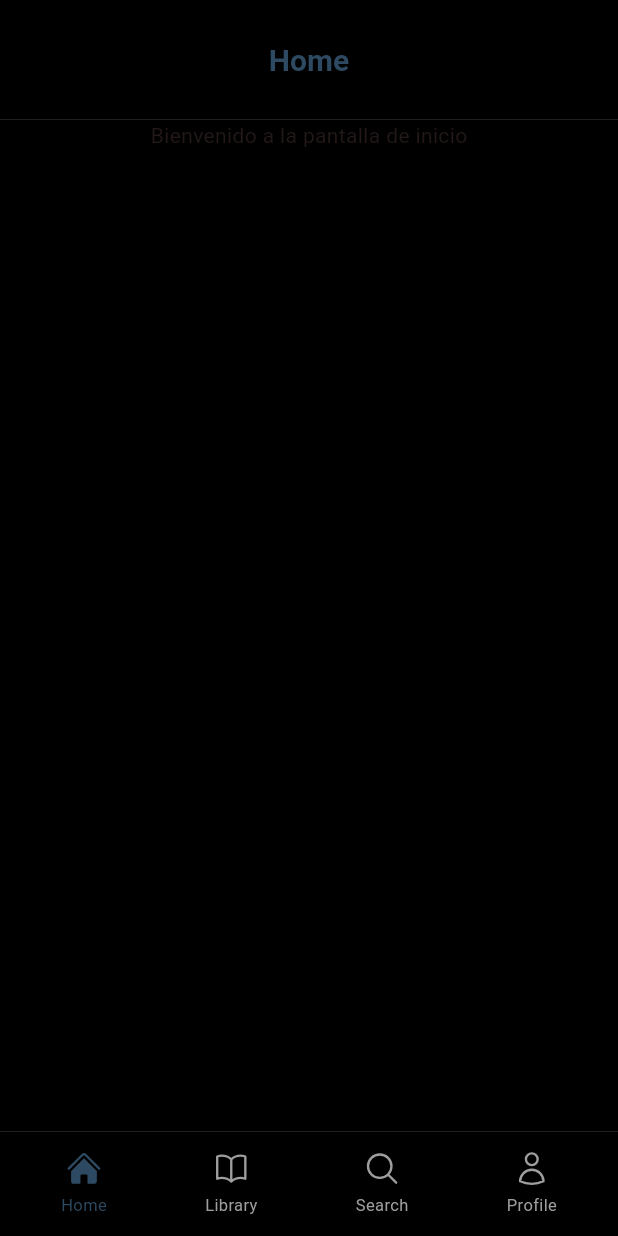
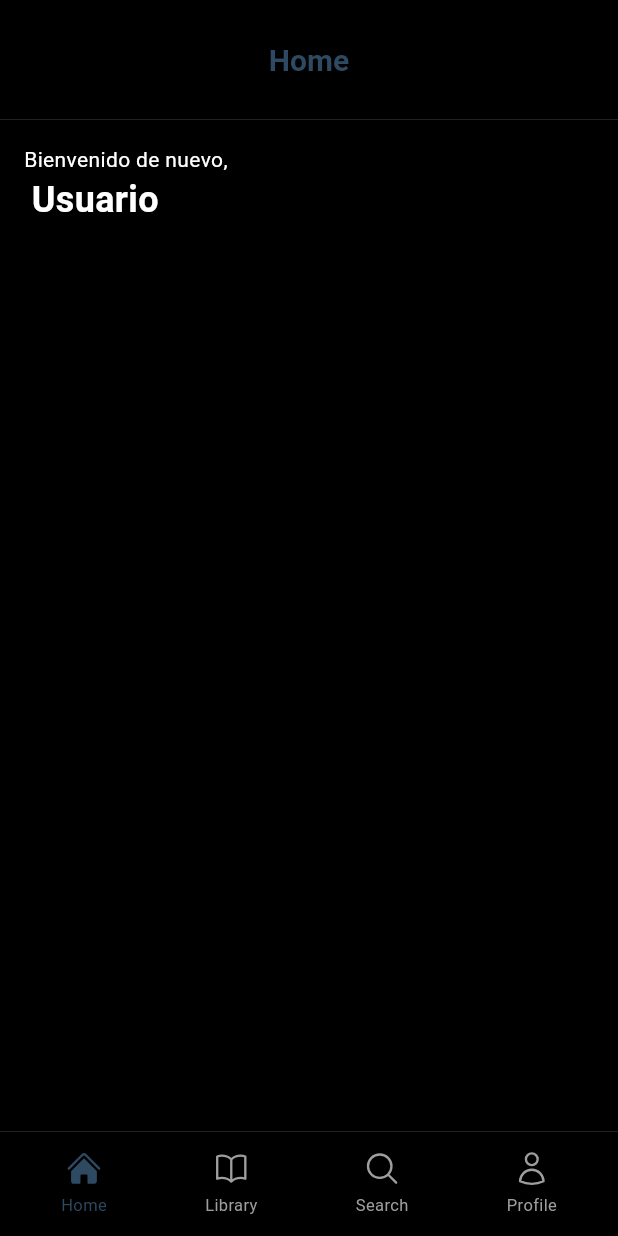
Before and after one commit to JoaquinRouge/Proyecto-TP3, a Flutter app: the HomeScreen screen opened by its route, on a phone screen of 412 x 824 dp. Run offline on Flutter 3.47's test engine with Material 3 defaults, Android fonts, the light colour scheme and no system bars; our stand-ins replace flutter_riverpod, go_router, heroicons.

Commit message:
home wip

```diff
--- a/lib/presentation/screens/home_screen.dart
+++ b/lib/presentation/screens/home_screen.dart
@@ -9,8 +9,25 @@ class HomeScreen extends StatelessWidget {
   Widget build(BuildContext context) {
     return const Scaffold(
       appBar: CustomAppBar(title: "Home"),
-      body: Center(
-        child: Column(children: [Text('Bienvenido a la pantalla de inicio')]),
+      body: Padding(
+        padding: EdgeInsets.all(16),
+        child: Column(
+          crossAxisAlignment: CrossAxisAlignment.start, // Alinea a la izquierda
+          children: [
+            Text('Bienvenido de nuevo,', style: TextStyle(color: Colors.white)),
+            Padding(
+              padding: EdgeInsets.only(left: 5), // mueve el texto a la derecha
+              child: Text(
+                "Usuario",
+                style: TextStyle(
+                  color: Colors.white,
+                  fontSize: 24,
+                  fontWeight: FontWeight.bold,
+                ),
+              ),
+            ),
+          ],
+        ),
       ),
       bottomNavigationBar: CustomBottomBar(),
     );
```
Also changed, not shown: lib/core/domain/game.dart (added, +21 -0 lines).
